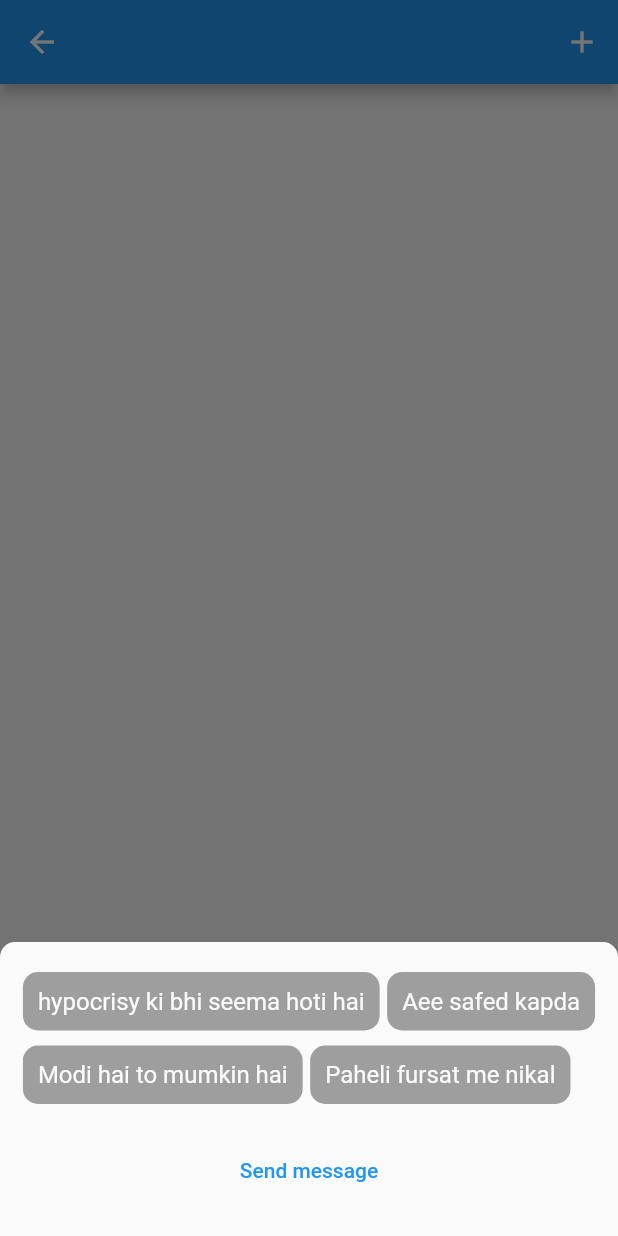
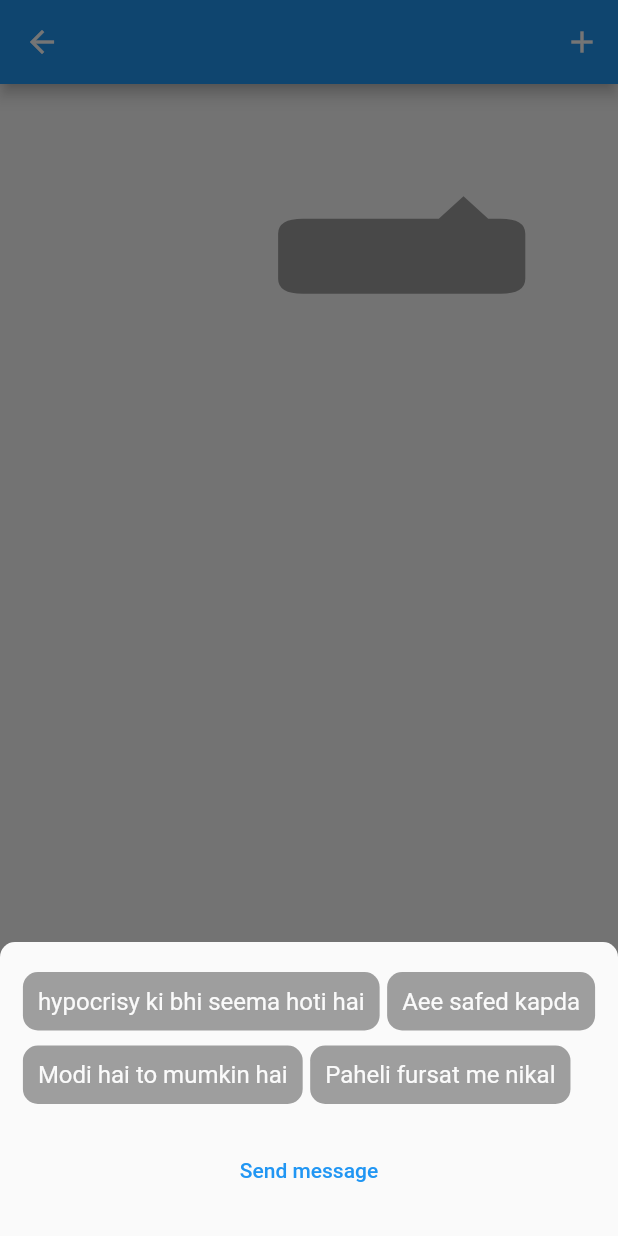
Before and after one commit to wrteam-priyansh/ui_ux, a Flutter app: the GameChatMessageScreen screen opened directly, after a tap on an icon or button, on a phone screen of 412 x 824 dp. Run offline on Flutter 3.47's test engine with Material 2 defaults, Android fonts, the phone set to English and light mode, and no system bars; our stand-ins replace cached_network_image, flutter_bloc, lottie, octo_image; missing offline and left inert: flutter_tex.

Commit message:
added top triangle shape in game chat message

```diff
--- a/lib/ui/screens/gameChatMessageScreen.dart
+++ b/lib/ui/screens/gameChatMessageScreen.dart
@@ -80,6 +80,18 @@ class _GameChatMessageScreenState extends State<GameChatMessageScreen> with Tick
         ),
         body: Stack(
           children: [
+            //
+            Align(
+              alignment: Alignment(0.5, -0.75),
+              child: CustomPaint(
+                child: Container(
+                  height: 50,
+                  width: MediaQuery.of(context).size.width * (0.4),
+                ),
+                painter: TopTriangleCustomPainter(false),
+              ),
+            ),
+            //
             Align(
               alignment: Alignment.bottomLeft,
               child: Container(
@@ -197,6 +209,47 @@ class _GameChatMessageScreenState extends State<GameChatMessageScreen> with Tick
         ),
       ),
     );
+  }
+}
+
+class TopTriangleCustomPainter extends CustomPainter {
+  bool triangleIsLeft;
+
+  TopTriangleCustomPainter(this.triangleIsLeft);
+
+  @override
+  void paint(Canvas canvas, Size size) {
+    Path path = Path();
+
+    Paint paint = Paint()
+      ..color = Colors.grey
+      ..style = PaintingStyle.fill;
+
+    path.moveTo(size.width * (0.1), 0);
+    path.lineTo(size.width * (triangleIsLeft ? 0.35 : 0.65), 0);
+    path.lineTo(size.width * (triangleIsLeft ? 0.25 : 0.75), size.height - size.height * (1.3)); //75,25
+    path.lineTo(size.width * (triangleIsLeft ? 0.15 : 0.85), 0); //85,15
+
+    //
+    path.lineTo(size.width * (0.9), 0);
+    //add curve effect
+    path.quadraticBezierTo(size.width, 0, size.width, size.height * 0.2);
+    path.lineTo(size.width, size.height * (0.8));
+    //add curve
+    path.quadraticBezierTo(size.width, size.height, size.width * (0.9), size.height);
+    path.lineTo(size.width * (0.1), size.height);
+    //add curve
+    path.quadraticBezierTo(0, size.height, 0, size.height * (0.8));
+    path.lineTo(0, size.height * (0.2));
+    //add curve
+    path.quadraticBezierTo(0, 0, size.width * (0.1), 0);
+
+    canvas.drawPath(path, paint);
+  }
+
+  @override
+  bool shouldRepaint(covariant CustomPainter oldDelegate) {
+    return true;
   }
 }
 
```
